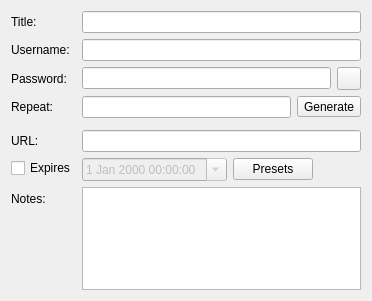
First picture: the form in src/gui/entry/EditEntryWidgetMain.ui, repository keepassxreboot/keepassxc, before the edit.
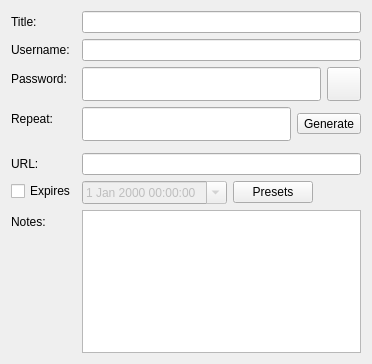
Second picture: the form after the edit. Custom widgets are drawn as their Qt base class.

Commit message: Assign fixed height to password fields and visibility toggle button to prevent layout from jumping when toggling

Diff of the .ui file:
```diff
--- a/src/gui/entry/EditEntryWidgetMain.ui
+++ b/src/gui/entry/EditEntryWidgetMain.ui
@@ -7,7 +7,7 @@
     <x>0</x>
     <y>0</y>
     <width>372</width>
-    <height>301</height>
+    <height>364</height>
    </rect>
   </property>
   <layout class="QFormLayout" name="formLayout">
@@ -45,6 +45,12 @@
     <layout class="QHBoxLayout" name="horizontalLayout">
      <item>
       <widget class="PasswordEdit" name="passwordEdit">
+       <property name="minimumSize">
+        <size>
+         <width>0</width>
+         <height>34</height>
+        </size>
+       </property>
        <property name="echoMode">
         <enum>QLineEdit::Password</enum>
        </property>
@@ -52,6 +58,18 @@
      </item>
      <item>
       <widget class="QToolButton" name="togglePasswordButton">
+       <property name="minimumSize">
+        <size>
+         <width>34</width>
+         <height>34</height>
+        </size>
+       </property>
+       <property name="maximumSize">
+        <size>
+         <width>34</width>
+         <height>34</height>
+        </size>
+       </property>
        <property name="checkable">
         <bool>true</bool>
        </property>
@@ -70,6 +88,12 @@
     <layout class="QHBoxLayout" name="horizontalLayout_4">
      <item>
       <widget class="PasswordEdit" name="passwordRepeatEdit">
+       <property name="minimumSize">
+        <size>
+         <width>0</width>
+         <height>34</height>
+        </size>
+       </property>
        <property name="echoMode">
         <enum>QLineEdit::Password</enum>
        </property>
```
The commit also changes 2 other files.
